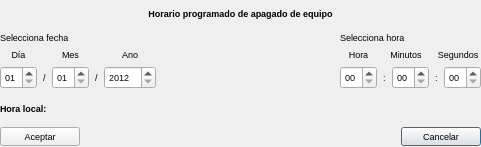
Before: the Qt Designer form cierre.ui in kapyderi/recoverdrake-v3, drawn with Qt 5.
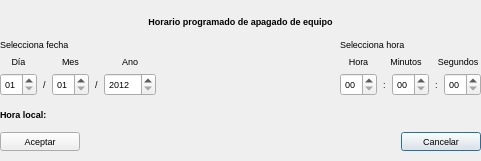
After: the same form once the commit is applied. Icons and pictures are not drawn.

Patch:
```diff
--- a/cierre.ui
+++ b/cierre.ui
@@ -7,13 +7,13 @@
     <x>0</x>
     <y>0</y>
     <width>481</width>
-    <height>147</height>
+    <height>161</height>
    </rect>
   </property>
   <property name="maximumSize">
    <size>
     <width>481</width>
-    <height>147</height>
+    <height>161</height>
    </size>
   </property>
   <property name="font">
@@ -33,13 +33,13 @@
     <number>0</number>
    </property>
    <property name="topMargin">
-    <number>0</number>
+    <number>9</number>
    </property>
    <property name="rightMargin">
     <number>0</number>
    </property>
    <property name="bottomMargin">
-    <number>0</number>
+    <number>9</number>
    </property>
    <item row="0" column="0" colspan="3">
     <widget class="QLabel" name="label_2">
```
